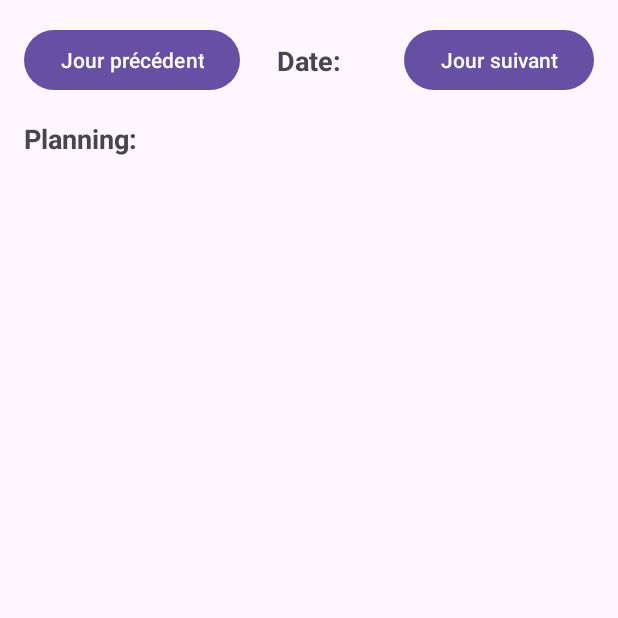
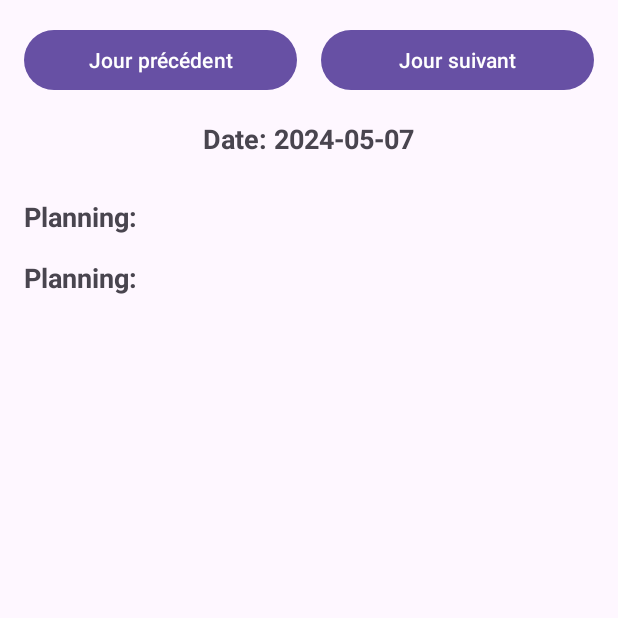
Before and after one commit to respowerr/pa2024, an Android app: the PlanningActivity screen opened directly, with no data from a screen before it, after a tap on "Jour suivant", on a phone screen of 412 x 824 dp, the top half of it. Run offline under Robolectric (Android 15) with nearby library versions, the phone set to English and light mode, and no system bars; our stand-ins replace Volley; network calls fail; 1 statement that could not run was skipped; 1 other tap on this screen came first.

Commit message:
TOUT MARCHE

```diff
--- a/ApplicationBenevole/app/src/main/java/com/example/applicationbenevole/PlanningActivity.java
+++ b/ApplicationBenevole/app/src/main/java/com/example/applicationbenevole/PlanningActivity.java
@@ -1,5 +1,6 @@
 package com.example.applicationbenevole;
 
+import android.annotation.SuppressLint;
 import android.os.Bundle;
 import android.util.Log;
 import android.widget.Button;
@@ -17,6 +18,7 @@ import org.json.JSONArray;
 import org.json.JSONException;
 import org.json.JSONObject;
 
+import java.text.ParseException;
 import java.text.SimpleDateFormat;
 import java.util.ArrayList;
 import java.util.Arrays;
@@ -33,6 +35,7 @@ public class PlanningActivity extends AppCompatActivity {
 
     private final String logTag = "APP_BENEVOLE";
     private TextView planningTextView;
+    private TextView dateTextView;
     private RequestQueue queue;
     private String formattedDate;
     private Button previousDayButton;
@@ -46,9 +49,14 @@ public class PlanningActivity extends AppCompatActivity {
         Log.d(logTag, "onCreate: Planning created");
 
         planningTextView = findViewById(R.id.planningTextView);
+        dateTextView = findViewById(R.id.dateTextView);
         previousDayButton = findViewById(R.id.previousDayButton);
         nextDayButton = findViewById(R.id.nextDayButton);
         queue = Volley.newRequestQueue(this);
+
+        SimpleDateFormat dateFormat = new SimpleDateFormat("yyyy-MM-dd", Locale.getDefault());
+        formattedDate = dateFormat.format(new Date());
+        displayCurrentDate();
 
         String accessToken = getIntent().getStringExtra("access_token");
         if (accessToken != null && !accessToken.isEmpty()) {
@@ -56,38 +64,53 @@ public class PlanningActivity extends AppCompatActivity {
             fetchPlanningData(accessToken, formattedDate);
         } else {
             Log.e(logTag, "onCreate: Access token is empty or null");
-            Toast.makeText(PlanningActivity.this, "Erreur: Jeton d'accès non disponible", Toast.LENGTH_SHORT).show();
+            Toast.makeText(PlanningActivity.this, "Erreur: Access token is empty or null", Toast.LENGTH_SHORT).show();
         }
 
         previousDayButton.setOnClickListener(v -> {
             Calendar calendar = Calendar.getInstance();
+            try {
+                Date currentDate = dateFormat.parse(formattedDate);
+                calendar.setTime(currentDate);
                 calendar.add(Calendar.DAY_OF_YEAR, -1);
                 Date previousDate = calendar.getTime();
 
-            SimpleDateFormat dateFormat = new SimpleDateFormat("dd-MM-yyyy", Locale.getDefault());
                 formattedDate = dateFormat.format(previousDate);
-
+                Log.d(logTag, "Previous Date: " + formattedDate);
                 fetchPlanningData(accessToken, formattedDate);
+                displayCurrentDate();
+            } catch (ParseException e) {
+                e.printStackTrace();
+            }
         });
 
         nextDayButton.setOnClickListener(v -> {
             Calendar calendar = Calendar.getInstance();
+            try {
+                Date currentDate = dateFormat.parse(formattedDate);
+                calendar.setTime(currentDate);
                 calendar.add(Calendar.DAY_OF_YEAR, 1);
                 Date nextDate = calendar.getTime();
 
-            SimpleDateFormat dateFormat = new SimpleDateFormat("dd-MM-yyyy", Locale.getDefault());
                 formattedDate = dateFormat.format(nextDate);
+                Log.d(logTag, "Next Date: " + formattedDate);
+                fetchPlanningData(accessToken, formattedDate);
+                displayCurrentDate();
+            } catch (ParseException e) {
+                e.printStackTrace();
+            }
+        });
+    }
 
-            fetchPlanningData(accessToken, formattedDate);
-        });
 
+    @SuppressLint("SetTextI18n")
+    private void displayCurrentDate() {
+        dateTextView.setText("Date: " + formattedDate);
 
     }
 
-
-
     private void fetchPlanningData(String accessToken, String formattedDate) {
-        Log.d(logTag, "fetchPlanningData: Fetching planning data...");
+        Log.d(logTag, "fetchPlanningData: Fetching planning data for date: " + formattedDate);
 
         String url = getResources().getString(R.string.server_url_activity) + "?date=" + formattedDate;
 
@@ -113,8 +136,9 @@ public class PlanningActivity extends AppCompatActivity {
         };
 
         queue.add(jsonArrayRequest);
+
+        this.formattedDate = formattedDate;
     }
-
 
 
     private List<String> parsePlanningResponse(JSONArray response) {
@@ -122,6 +146,9 @@ public class PlanningActivity extends AppCompatActivity {
         try {
             for (int i = 0; i < response.length(); i++) {
                 JSONObject event = response.getJSONObject(i);
+                String eventDate = event.getString("eventStart");
+
+                if (eventDate.equals(formattedDate)) {
                     String eventName = event.getString("eventName");
                     String eventType = event.getString("eventType");
                     String eventStart = event.getString("eventStart");
@@ -136,6 +163,7 @@ public class PlanningActivity extends AppCompatActivity {
                             "Description: " + description;
                     planningList.add(eventDetails);
                 }
+            }
         } catch (JSONException e) {
             Log.e(logTag, "Erreur de la récuperation du JSON:" + Arrays.toString(e.getStackTrace()));
         }
@@ -144,11 +172,15 @@ public class PlanningActivity extends AppCompatActivity {
 
 
     private void displayPlanning(List<String> planningList) {
+        if (planningList.isEmpty()) {
+            planningTextView.setText("Aucun événement prévu pour ce jour");
+        } else {
             StringBuilder stringBuilder = new StringBuilder();
             for (String event : planningList) {
                 stringBuilder.append(event).append("\n");
             }
             planningTextView.setText(stringBuilder.toString());
         }
+    }
 
 }
--- a/ApplicationBenevole/app/src/main/res/layout/activity_planning.xml
+++ b/ApplicationBenevole/app/src/main/res/layout/activity_planning.xml
@@ -1,52 +1,63 @@
 <?xml version="1.0" encoding="utf-8"?>
-<RelativeLayout xmlns:android="http://schemas.android.com/apk/res/android"
+<LinearLayout xmlns:android="http://schemas.android.com/apk/res/android"
     xmlns:tools="http://schemas.android.com/tools"
     android:layout_width="match_parent"
     android:layout_height="match_parent"
     android:padding="16dp"
+    android:orientation="vertical"
     tools:context=".PlanningActivity">
 
+    <LinearLayout
+            android:layout_width="match_parent"
+            android:layout_height="wrap_content"
+            android:orientation="horizontal">
+        <Button
+            android:id="@+id/previousDayButton"
+            android:layout_width="match_parent"
+            android:layout_height="wrap_content"
+            android:text="Jour précédent"
+            android:layout_alignParentStart="true"
+            android:layout_marginEnd="8dp"
+            android:layout_weight="0.5"
+            android:layout_marginBottom="16dp"/>
 
-    <Button
-        android:id="@+id/previousDayButton"
-        android:layout_width="wrap_content"
-        android:layout_height="wrap_content"
-        android:text="Jour précédent"
-        android:layout_above="@id/planningTextView"
-        android:layout_alignParentStart="true"
-        android:layout_marginEnd="8dp"
-        android:layout_marginBottom="16dp"/>
+        <Button
+            android:id="@+id/nextDayButton"
+            android:layout_width="match_parent"
+            android:layout_height="wrap_content"
+            android:text="Jour suivant"
+            android:layout_alignParentEnd="true"
+            android:layout_marginStart="8dp"
+            android:layout_weight="0.5"
+            android:layout_marginBottom="16dp"/>
+    </LinearLayout>
 
     <TextView
         android:id="@+id/dateTextView"
         android:layout_width="wrap_content"
         android:layout_height="wrap_content"
-        android:layout_above="@id/planningTextView"
-        android:layout_centerInParent="true"
+        android:layout_gravity="center"
         android:layout_marginBottom="27dp"
         android:text="Date:"
         android:textSize="18sp"
         android:textStyle="bold" />
 
-    <Button
-        android:id="@+id/nextDayButton"
-        android:layout_width="wrap_content"
+    <TextView
+        android:id="@+id/pTextView"
+        android:layout_width="match_parent"
         android:layout_height="wrap_content"
-        android:text="Jour suivant"
-        android:layout_alignParentEnd="true"
-        android:layout_marginStart="8dp"
+        android:text="Planning:"
+        android:textSize="18sp"
+        android:textStyle="bold"
         android:layout_marginBottom="16dp"/>
 
     <TextView
         android:id="@+id/planningTextView"
         android:layout_width="match_parent"
         android:layout_height="wrap_content"
-        android:layout_below="@id/nextDayButton"
         android:text="Planning:"
         android:textSize="18sp"
         android:textStyle="bold"
         android:layout_marginBottom="16dp"/>
 
-
-
-</RelativeLayout>
+</LinearLayout>
```
Lines whose indentation alone changed are shown as unchanged.
